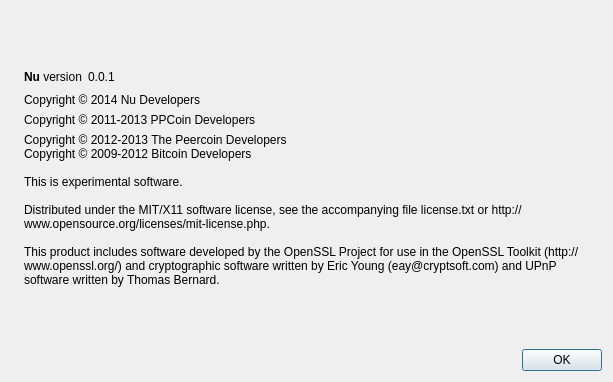
First picture: the form in src/qt/forms/aboutdialog.ui, repository creon-nu/Nu, before the edit.
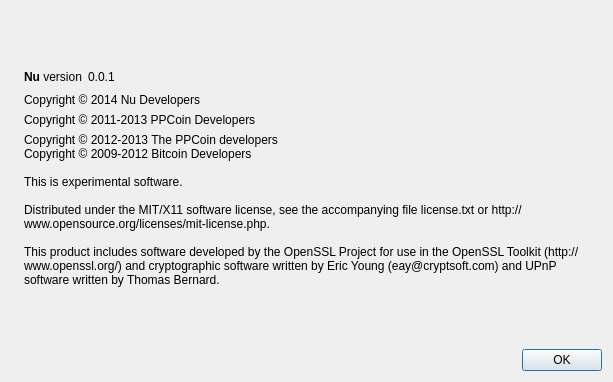
Second picture: the form after the edit. Icons and pictures are not drawn.

Commit message: Fixes for source comments (// ppcoin:) and other uses of incorrect references to Peercoin that came in from the Peershares repo merge

```diff
--- a/src/qt/forms/aboutdialog.ui
+++ b/src/qt/forms/aboutdialog.ui
@@ -109,7 +109,7 @@
      <item>
       <widget class="QLabel" name="label_2">
        <property name="text">
-        <string>Copyright © 2012-2013 The Peercoin Developers
+        <string>Copyright © 2012-2013 The PPCoin developers
 Copyright © 2009-2012 Bitcoin Developers
 
 This is experimental software.
```
The commit also changes 22 other files.
